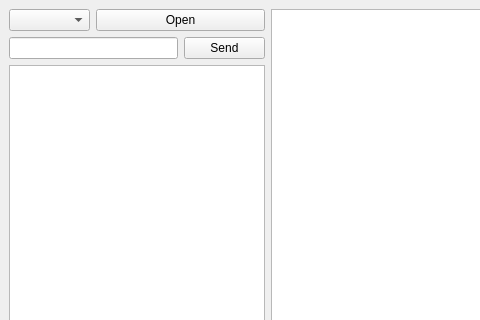
This is mainwindow.ui in mrblam/uart_log_qt as Qt 5 draws it before an edit; both pictures show x 0 to 480 and y 0 to 320 of the 800 by 600 pixel window. The edited form follows.
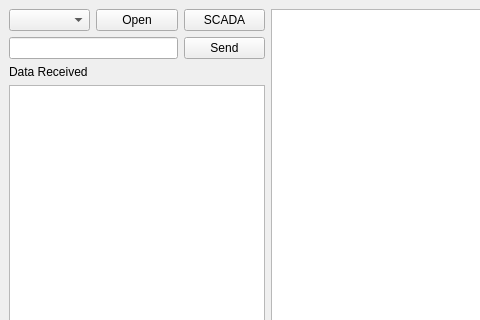
This is the edited form.

Commit message: [addfunc] SCADA monitor    [bug] SCADA data not refresh when received new message,counter is wrong

Diff of the .ui file:
```diff
--- a/mainwindow.ui
+++ b/mainwindow.ui
@@ -18,14 +18,14 @@
     <item row="0" column="0">
      <widget class="QComboBox" name="portList"/>
     </item>
-    <item row="0" column="1" colspan="2">
+    <item row="0" column="1">
      <widget class="QPushButton" name="pushOpen">
       <property name="text">
        <string>Open</string>
       </property>
      </widget>
     </item>
-    <item row="0" column="3" rowspan="3">
+    <item row="0" column="3" rowspan="4">
      <widget class="QTableView" name="tableViewDb"/>
     </item>
     <item row="1" column="0" colspan="2">
@@ -38,9 +38,23 @@
       </property>
      </widget>
     </item>
-    <item row="2" column="0" colspan="3">
+    <item row="2" column="0" colspan="2">
+     <widget class="QLabel" name="labelReceivedData">
+      <property name="text">
+       <string>Data Received</string>
+      </property>
+     </widget>
+    </item>
+    <item row="3" column="0" colspan="3">
      <widget class="QListWidget" name="listMessage"/>
     </item>
+    <item row="0" column="2">
+     <widget class="QPushButton" name="btnScada">
+      <property name="text">
+       <string>SCADA</string>
+      </property>
+     </widget>
+    </item>
    </layout>
   </widget>
   <widget class="QMenuBar" name="menubar">
```
The commit also changes 11 other files.
